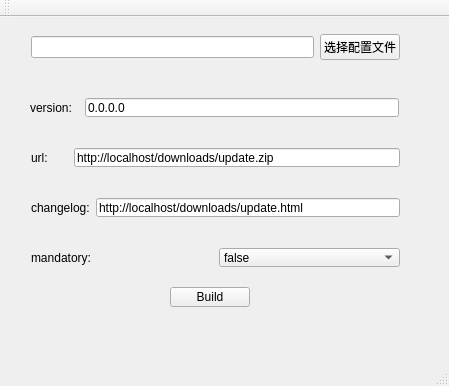
This is mainwindow.ui in nolongerhesitate/PublishTools as Qt 5 draws it before an edit. The edited form follows.
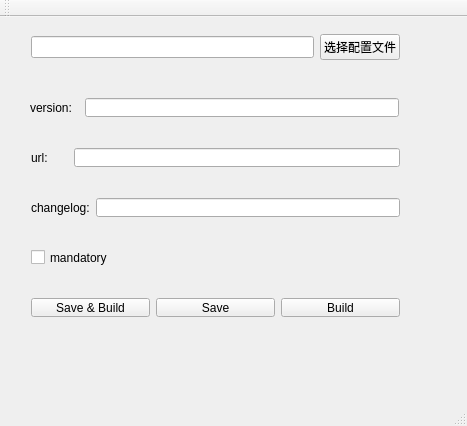
This is the edited form.

What changed in the file:
```diff
--- a/mainwindow.ui
+++ b/mainwindow.ui
@@ -6,8 +6,8 @@
    <rect>
     <x>0</x>
     <y>0</y>
-    <width>449</width>
-    <height>386</height>
+    <width>467</width>
+    <height>426</height>
    </rect>
   </property>
   <property name="windowTitle">
@@ -59,7 +59,7 @@
      <item>
       <widget class="QLineEdit" name="versionLineEdit">
        <property name="text">
-        <string>0.0.0.0</string>
+        <string/>
        </property>
       </widget>
      </item>
@@ -88,7 +88,7 @@
      <item>
       <widget class="QLineEdit" name="urlLineEdit">
        <property name="text">
-        <string>http://localhost/downloads/update.zip</string>
+        <string/>
        </property>
       </widget>
      </item>
@@ -117,7 +117,7 @@
      <item>
       <widget class="QLineEdit" name="changelogLineEdit">
        <property name="text">
-        <string>http://localhost/downloads/update.html</string>
+        <string/>
        </property>
       </widget>
      </item>
@@ -134,46 +134,46 @@
     </property>
     <layout class="QHBoxLayout" name="horizontalLayout_7">
      <item>
-      <widget class="QLabel" name="label_6">
-       <property name="toolTip">
-        <string>强制更新</string>
-       </property>
-       <property name="midLineWidth">
-        <number>0</number>
-       </property>
+      <widget class="QCheckBox" name="mandatoryCheckBox">
        <property name="text">
-        <string>mandatory:</string>
+        <string>mandatory</string>
        </property>
       </widget>
      </item>
-     <item>
-      <widget class="QComboBox" name="mandatoryComboBox">
-       <item>
-        <property name="text">
-         <string>false</string>
-        </property>
-       </item>
-       <item>
-        <property name="text">
-         <string>true</string>
-        </property>
-       </item>
-      </widget>
-     </item>
     </layout>
    </widget>
-   <widget class="QPushButton" name="buildBtn">
+   <widget class="QWidget" name="horizontalLayoutWidget_6">
     <property name="geometry">
      <rect>
-      <x>170</x>
+      <x>20</x>
       <y>270</y>
-      <width>80</width>
-      <height>20</height>
+      <width>391</width>
+      <height>41</height>
      </rect>
     </property>
-    <property name="text">
-     <string>Build</string>
-    </property>
+    <layout class="QHBoxLayout" name="horizontalLayout_5">
+     <item>
+      <widget class="QPushButton" name="saveAndBuildPushButton">
+       <property name="text">
+        <string>Save &amp;&amp; Build</string>
+       </property>
+      </widget>
+     </item>
+     <item>
+      <widget class="QPushButton" name="savePushButton">
+       <property name="text">
+        <string>Save</string>
+       </property>
+      </widget>
+     </item>
+     <item>
+      <widget class="QPushButton" name="buildBtn">
+       <property name="text">
+        <string>Build</string>
+       </property>
+      </widget>
+     </item>
+    </layout>
    </widget>
   </widget>
   <widget class="QMenuBar" name="menuBar">
```
Left out of the diff: 4 changed lines with no effect on the pictures.
